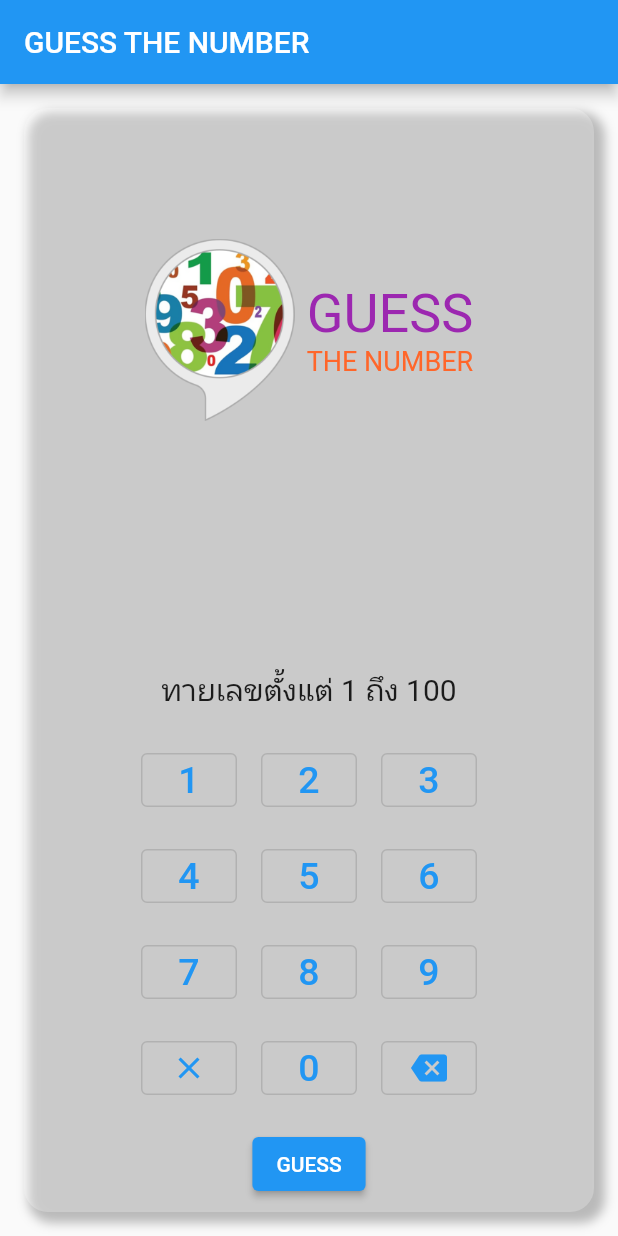
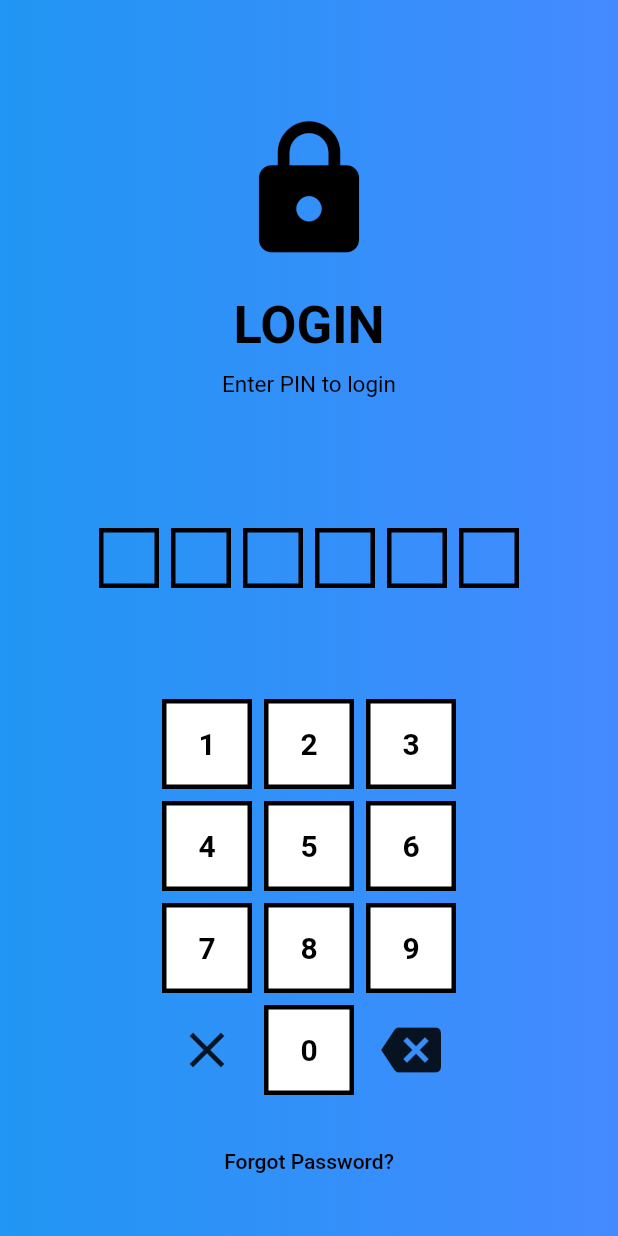
Before and after one commit to roongmanie/InstaCargal, a Flutter app: the screen it shows after launch, after a tap on the "backspace" icon, on a phone screen of 412 x 824 dp. Run offline on Flutter 3.47's test engine with Material 2 defaults, Android fonts, the phone set to English and light mode, and no system bars.

Commit message:
initial commit

```diff
--- a/lib/ClassPin.dart
+++ b/lib/ClassPin.dart
@@ -1,33 +1,40 @@
-import 'dart:math';
+import 'package:flutter/material.dart';
 
-class Game {
-  static const defaultMaxRandom = 100;
-  int? _answer;
-  int _guessCount = 0;
-  static final List<int> guessCountList = [];
+class imagePage extends StatefulWidget {
+  const imagePage({Key? key}) : super(key: key);
 
-  Game({int maxRandom = defaultMaxRandom}) {
-    var r = Random();
-    _answer = r.nextInt(maxRandom) + 1;
-    print('The answer is $_answer');
-  }
+  @override
+  State<imagePage> createState() => _imagePageState();
+}
 
-  int get guessCount {
-    return _guessCount;
-  }
-
-  void addCountList() {
-    guessCountList.add(_guessCount);
-  }
-
-  int doGuess(int num) {
-    _guessCount++;
-    if (num > _answer!) {
-      return 1;
-    } else if (num < _answer!) {
-      return -1;
-    } else {
-      return 0;
-    }
+class _imagePageState extends State<imagePage> {
+  @override
+  Widget build(BuildContext context) {
+    return Scaffold(
+      backgroundColor: Colors.blue,
+      appBar: AppBar(
+        title: Text('Main Page'),
+      ),
+      body: Padding(
+        padding: const EdgeInsets.all(10),
+        child: Center(
+          child: Column(
+            mainAxisSize: MainAxisSize.min,
+            crossAxisAlignment: CrossAxisAlignment.stretch,
+            children: [
+              Expanded(
+                child: Column(
+                  crossAxisAlignment: CrossAxisAlignment.center,
+                  mainAxisAlignment: MainAxisAlignment.center,
+                  children: [
+                    Image.asset('assets/images/Doraemon.png',width: 450,),
+                  ],
+                ),
+              ),
+            ],
+          ),
+        ),
+      ),
+    );
   }
 }
--- a/lib/main.dart
+++ b/lib/main.dart
@@ -1,7 +1,5 @@
 import 'package:flutter/material.dart';
 import 'package:button/pin.dart';
-
-
 
 void main() {
   runApp(const MyApp());
@@ -10,15 +8,14 @@ void main() {
 class MyApp extends StatelessWidget {
   const MyApp({Key? key}) : super(key: key);
 
-  // This widget is the root of your application.
   @override
   Widget build(BuildContext context) {
     return MaterialApp(
-      title: 'GUESS THE NUMBER',
+      title: 'Login',
       theme: ThemeData(
         primarySwatch: Colors.blue,
       ),
-      home: Gameguessnumber(),
+      home: LoginPage(),
     );
   }
 }
--- a/lib/pin.dart
+++ b/lib/pin.dart
@@ -1,67 +1,105 @@
 import 'package:flutter/material.dart';
+import 'package:button/ClassPin.dart';
+class LoginPage extends StatefulWidget {
+  static const buttonSize = 60.0;
 
-import 'ClassPin.dart';
+  const LoginPage({Key? key}) : super(key: key);
 
-class Gameguessnumber extends StatefulWidget {
-  static const buttonSize = 60.0;
-  late Game _game;
-
-
-  Gameguessnumber({Key? key}) : super(key: key){
-    _game = Game(maxRandom: 100);
+  @override
+  State<LoginPage> createState() => _LoginPageState();
 }
 
-  @override
-  State<Gameguessnumber> createState() => _GameguessnumberState();
-}
-
-class _GameguessnumberState extends State<Gameguessnumber> {
+class _LoginPageState extends State<LoginPage> {
   String _input = '';
-  String _status = 'ทายเลขตั้งแต่ 1 ถึง 100';
+  var num1 = 0;
+  var num2 = 6;
+  String _input2 = '123456';
 
   @override
   Widget build(BuildContext context) {
     return Scaffold(
-      appBar: AppBar(
-        title: const Text('GUESS THE NUMBER'),
-      ),
-      body: Padding(
-        padding: const EdgeInsets.all(16.0),
+      body: SizedBox.expand(
         child: Container(
           decoration: BoxDecoration(
-            color: Colors.white24,
-            borderRadius: BorderRadius.circular(16.0),
-            boxShadow: [
-              BoxShadow(
-                color: Colors.black26,
-                offset: Offset(5.0, 5.0),
-                spreadRadius: 2.0,
-                blurRadius: 5.0,
-              )
-            ],
-          ),
+            gradient: LinearGradient(
+                colors: [
+                  Colors.blue,
+                  Colors.blueAccent,]
+
+            ),),
+          child: Padding(
+            padding: const EdgeInsets.all(10),
+            child: Center(
               child: Column(
+                mainAxisSize: MainAxisSize.min,
+                crossAxisAlignment: CrossAxisAlignment.stretch,
                 children: [
                   Expanded(
                     child: Row(
                       mainAxisAlignment: MainAxisAlignment.center,
                       crossAxisAlignment: CrossAxisAlignment.center,
                       children: [
-                    Image.asset('assets/images/guess_logo.png', width: 100.0),
-                    SizedBox(width: 8.0),
                         Column(
-                      mainAxisSize: MainAxisSize.min,
-                      crossAxisAlignment: CrossAxisAlignment.start,
+                          crossAxisAlignment: CrossAxisAlignment.center,
+                          mainAxisAlignment: MainAxisAlignment.center,
                           children: [
-                        Text('GUESS',
+                            Icon(
+                              Icons.lock,
+                              size: 100.0,
+                              color: Colors.black,
+
+                            ),
+                            SizedBox(height: 20,),
+                            Text(
+                              'LOGIN',
                               style: TextStyle(
-                                fontSize: 36.0, color: Colors.purple)),
+                                  fontSize: 35.0, color: Colors.black,fontWeight: FontWeight.bold),
+                            ),
+                            SizedBox(height: 10,),
+
                             Text(
-                          'THE NUMBER',
+                              'Enter PIN to login',
                               style: TextStyle(
-                            fontSize: 18.0,
-                            color: Color(0xFFFF662A),
-                            //fontWeight: FontWeight.bold,
+                                  fontSize: 15.0, color: Colors.black),
+                            ),
+                          ],
+                        ),
+                      ],
+                    ),
+                  ),
+                  Padding(
+                    padding: const EdgeInsets.all(16.0),
+                    child: Column(
+                      mainAxisAlignment: MainAxisAlignment.center,
+                      children: [
+                        Row(
+                          mainAxisAlignment: MainAxisAlignment.center,
+                          children: [
+                            for (var i = 0; i < num1; i++)
+                              Padding(
+                                padding: const EdgeInsets.all(4.0),
+                                child: Container(
+                                  decoration: BoxDecoration(
+                                    color: Colors.black,
+                                    shape: BoxShape.rectangle,
+                                  ),
+                                  alignment: Alignment.center,
+                                  width: 40.0,
+                                  height: 40.0,
+                                ),
+                              ),
+                            for (var i = 0; i < num2 - num1; i++)
+                              Padding(
+                                padding: const EdgeInsets.all(4.0),
+                                child: Container(
+                                  decoration: BoxDecoration(
+
+                                      shape: BoxShape.rectangle,
+                                      border: Border.all(width:3.0,color: Colors.black)
+                                  ),
+                                  alignment: Alignment.center,
+                                  width: 40.0,
+                                  height: 40.0,
                                 ),
                               ),
                           ],
@@ -69,132 +107,136 @@ class _GameguessnumberState extends State<Gameguessnumber> {
                       ],
                     ),
                   ),
-              Padding(
-                padding: const EdgeInsets.all(8.0),
-                child: Text(_input, style: TextStyle(fontSize: 40.0)),
+                  SizedBox(
+                    height: 50.0,
                   ),
-              Padding(
-                padding: const EdgeInsets.only(bottom: 15.0,top: 15.0 ),
-                child: Text('$_status', style: TextStyle(fontSize: 20.0)),
-              ),
-              Container(
-                child: Column(
-                  children: [
                   Row(
                     mainAxisAlignment: MainAxisAlignment.center,
                     children: [
-                        _buildButton(1),
-                        _buildButton(2),
-                        _buildButton(3),
+                      for (var i = 1; i <= 3; i++) buildButton(i),
                     ],
                   ),
                   Row(
                     mainAxisAlignment: MainAxisAlignment.center,
                     children: [
-                        _buildButton(4),
-                        _buildButton(5),
-                        _buildButton(6),
+                      for (var i = 4; i <= 6; i++) buildButton(i),
                     ],
                   ),
                   Row(
                     mainAxisAlignment: MainAxisAlignment.center,
                     children: [
-                        _buildButton(7),
-                        _buildButton(8),
-                        _buildButton(9),
+                      for (var i = 7; i <= 9; i++) buildButton(i),
                     ],
                   ),
                   Row(
                     mainAxisAlignment: MainAxisAlignment.center,
                     children: [
-                        _buildButton(-2),
-                        _buildButton(0),
-                        _buildButton(-1),
+                      Padding(
+                        padding: const EdgeInsets.all(4.0),
+                        child: InkWell(
+                          onTap: () {
+                            print("Delete");
+                            setState(() {
+                              _input = "";
+                              num1 = 0;
+                            });
+                          },
+                          borderRadius:
+                          BorderRadius.circular(LoginPage.buttonSize / 2),
+                          child: Container(
+                            alignment: Alignment.center,
+                            width: LoginPage.buttonSize,
+                            height: LoginPage.buttonSize,
+                            child: Icon(Icons.close,size: 40,),
+                          ),
+                        ),
+                      ),
+                      buildButton(0),
+                      buildButton(-1),
                     ],
                   ),
                   Padding(
-                      padding: const EdgeInsets.all(8.0),
-                      child: ElevatedButton(
-                        onPressed: () {
-                          var input = _input;
-                          var guess = int.tryParse(input);
-                          if(guess == null){
-                            showDialog(
-                              context: context,
-                              builder: (BuildContext context){
-                                return AlertDialog(
-                                  title: Text('เกิดข้อผิดพลาด'),
-                                  content: Text('กรุณาเติมตัวเลขลงในช่องว่าง.'),
-                                  actions: [
-                                    TextButton(
-                                      onPressed: () {
-                                        Navigator.of(context).pop();
-                                      },
-                                      child: Text('OK'),
+                    padding: const EdgeInsets.all(16.0),
+                    child: TextButton(
+                      child: Text('Forgot Password?'),
+                      style: TextButton.styleFrom(
+                        primary: Colors.black,
+
                       ),
-                                  ],
-                                );
-                              },
-                            );
-                          }
-                          var guessResult = widget._game.doGuess(guess!);
-                          if(guessResult > 0){
-                            setState(() {
-                              _status = '$guess : มากเกินไป ';
-                              _input = '';
-                            });
-                          }else if (guessResult < 0) {
-                            setState(() {
-                              _status = '$guess : น้อยเกินไป ';
-                              _input = '';
-                            });
-                          }else {
-                            setState(() {
-                              _status = '$guess ถูกต้อง 🐶 ( total guesses: ${widget._game.guessCount} )';
-                            });
-                          }
-                        },
-                        child: Text('GUESS'),
-                      ),
-                    )
-                  ],
+                      onPressed: () {},
                     ),
                   ),
                 ],
               ),
             ),
           ),
+        ),
+      ),
     );
   }
 
+  Widget buildButton(int num) {
+    return Padding(
+      padding: const EdgeInsets.all(4.0),
+      child: InkWell(
+        onTap: () {
+          if (num == -1) {
+            print('Backspace');
 
-  Widget _buildButton(int? num) {
-    return Padding(
-      padding: const EdgeInsets.all(8.0),
-      child: OutlinedButton(
-        onPressed: ()
-        {
-          if (num == -1) {
             setState(() {
-              // '12345'
               var length = _input.length;
               _input = _input.substring(0, length - 1);
+              num1--;
             });
-          }else if(num == -2){
+          } else {
+            if (_input.length < 6) {
+              _input = '$_input$num';
               setState(() {
-              _input = '';
+                num1 = _input.length;
               });
-          }else {
-            if(_input.length<3)
-              setState(() {
-                _input = _input+'$num';
+            }
+          }
+          if(_input2 == _input) {Navigator.push(context, MaterialPageRoute(builder: (context) => const imagePage()),);
+          }else if(_input2 != _input && _input.length == 6){
+            showDialog(
+                context: context,
+                barrierDismissible: false,
+                builder: (BuildContext context) {
+                  return AlertDialog(
+                    title: Text('Incorrect PIN'),
+                    content: Text(
+                        'Please try again.'),
+                    actions: [
+                      ElevatedButton(
+                        onPressed: () {
+                          Navigator.of(context).pop();
+                        },
+                        child: Text('OK'),
+                      )
+                    ],
+                  );
                 });
-            print('You pressed $num');
           }
         },
-        child: (num == -1) ? Icon(Icons.backspace,)  : (num == -2) ? Icon(Icons.close): Text('$num',style: TextStyle(
-          fontSize: 25.0,
-        ),),
+        borderRadius: BorderRadius.circular(LoginPage.buttonSize / 2),
+        child: Container(
+          decoration: (num == -1)
+              ? null
+              : BoxDecoration(
+              color: Colors.white,
+              shape: BoxShape.rectangle,
+              border: Border.all(width: 3, color: Colors.black)
+          ),
+          alignment: Alignment.center,
+          width: LoginPage.buttonSize,
+          height: LoginPage.buttonSize,
+          child: (num == -1)
+              ? Icon(Icons.backspace,size: 40,)
+              : Text(
+            '$num',
+            style: TextStyle(color: Colors.black,fontWeight: FontWeight.bold,fontSize: 20),
+          ),
+        ),
       ),
     );
   }
```
Also changed, not shown: assets/images/Doraemon.png (added). Lines whose indentation alone changed are shown as unchanged.
